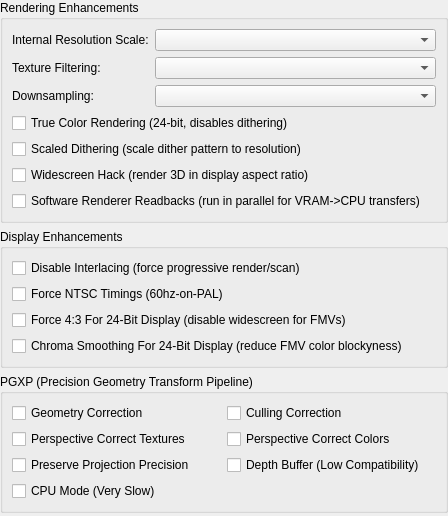
This is src/duckstation-qt/enhancementsettingswidget.ui in kofxi3584karlayang/duckstation as Qt 5 draws it before an edit. The edited form follows.
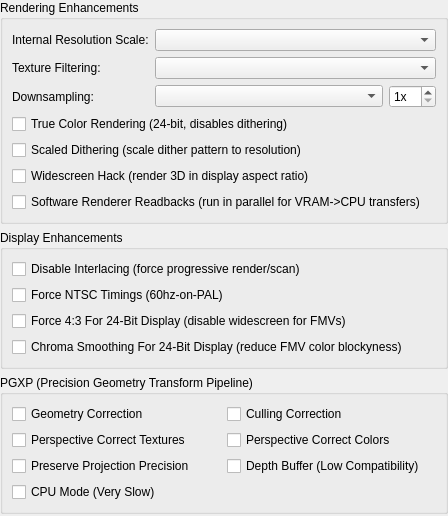
This is the edited form.

Commit message: GPU: Add downsample scale option

The edit to the form file:
```diff
--- a/src/duckstation-qt/enhancementsettingswidget.ui
+++ b/src/duckstation-qt/enhancementsettingswidget.ui
@@ -88,7 +88,24 @@
        </widget>
       </item>
       <item row="3" column="1">
-       <widget class="QComboBox" name="gpuDownsampleMode"/>
+       <layout class="QHBoxLayout" name="gpuDownsampleLayout" stretch="1,0">
+        <item>
+         <widget class="QComboBox" name="gpuDownsampleMode"/>
+        </item>
+        <item>
+         <widget class="QSpinBox" name="gpuDownsampleScale">
+          <property name="suffix">
+           <string>x</string>
+          </property>
+          <property name="minimum">
+           <number>1</number>
+          </property>
+          <property name="maximum">
+           <number>16</number>
+          </property>
+         </widget>
+        </item>
+       </layout>
       </item>
      </layout>
     </widget>
```
The commit also changes 10 other files.
